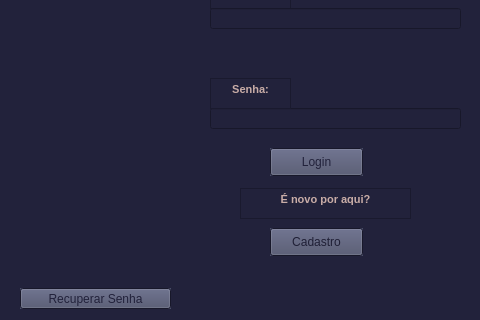
Above: src/assets/login.ui from mfernandaribeiro/Jogo_EngSoftware before the change; both pictures show x 0 to 480 and y 132 to 452 of the 686 by 452 pixel window. Below: the same form after it.
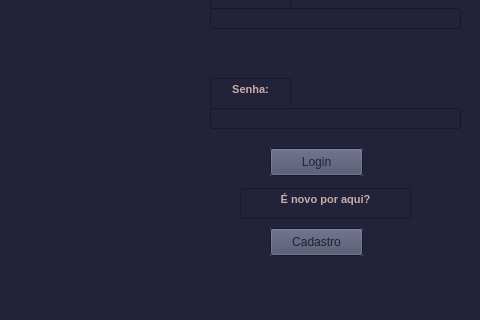
That is the form after the change.

The edit to the form file:
```diff
--- a/src/assets/login.ui
+++ b/src/assets/login.ui
@@ -2252,138 +2252,17 @@
     </palette>
    </property>
   </widget>
-  <widget class="QPushButton" name="pushButton_7">
+  <widget class="QLabel" name="label_3">
    <property name="geometry">
     <rect>
-     <x>20</x>
-     <y>420</y>
-     <width>151</width>
-     <height>21</height>
+     <x>310</x>
+     <y>90</y>
+     <width>55</width>
+     <height>16</height>
     </rect>
    </property>
-   <property name="palette">
-    <palette>
-     <active>
-      <colorrole role="Midlight">
-       <brush brushstyle="SolidPattern">
-        <color alpha="255">
-         <red>74</red>
-         <green>78</green>
-         <blue>105</blue>
-        </color>
-       </brush>
-      </colorrole>
-      <colorrole role="BrightText">
-       <brush brushstyle="SolidPattern">
-        <color alpha="255">
-         <red>74</red>
-         <green>78</green>
-         <blue>105</blue>
-        </color>
-       </brush>
-      </colorrole>
-      <colorrole role="ButtonText">
-       <brush brushstyle="SolidPattern">
-        <color alpha="255">
-         <red>33</red>
-         <green>33</green>
-         <blue>58</blue>
-        </color>
-       </brush>
-      </colorrole>
-      <colorrole role="HighlightedText">
-       <brush brushstyle="SolidPattern">
-        <color alpha="255">
-         <red>74</red>
-         <green>78</green>
-         <blue>105</blue>
-        </color>
-       </brush>
-      </colorrole>
-     </active>
-     <inactive>
-      <colorrole role="Midlight">
-       <brush brushstyle="SolidPattern">
-        <color alpha="255">
-         <red>74</red>
-         <green>78</green>
-         <blue>105</blue>
-        </color>
-       </brush>
-      </colorrole>
-      <colorrole role="BrightText">
-       <brush brushstyle="SolidPattern">
-        <color alpha="255">
-         <red>74</red>
-         <green>78</green>
-         <blue>105</blue>
-        </color>
-       </brush>
-      </colorrole>
-      <colorrole role="ButtonText">
-       <brush brushstyle="SolidPattern">
-        <color alpha="255">
-         <red>33</red>
-         <green>33</green>
-         <blue>58</blue>
-        </color>
-       </brush>
-      </colorrole>
-      <colorrole role="HighlightedText">
-       <brush brushstyle="SolidPattern">
-        <color alpha="255">
-         <red>74</red>
-         <green>78</green>
-         <blue>105</blue>
-        </color>
-       </brush>
-      </colorrole>
-     </inactive>
-     <disabled>
-      <colorrole role="Midlight">
-       <brush brushstyle="SolidPattern">
-        <color alpha="255">
-         <red>74</red>
-         <green>78</green>
-         <blue>105</blue>
-        </color>
-       </brush>
-      </colorrole>
-      <colorrole role="BrightText">
-       <brush brushstyle="SolidPattern">
-        <color alpha="255">
-         <red>74</red>
-         <green>78</green>
-         <blue>105</blue>
-        </color>
-       </brush>
-      </colorrole>
-      <colorrole role="ButtonText">
-       <brush brushstyle="SolidPattern">
-        <color alpha="255">
-         <red>74</red>
-         <green>78</green>
-         <blue>105</blue>
-        </color>
-       </brush>
-      </colorrole>
-      <colorrole role="HighlightedText">
-       <brush brushstyle="SolidPattern">
-        <color alpha="255">
-         <red>74</red>
-         <green>78</green>
-         <blue>105</blue>
-        </color>
-       </brush>
-      </colorrole>
-     </disabled>
-    </palette>
-   </property>
-   <property name="autoFillBackground">
-    <bool>true</bool>
-   </property>
    <property name="text">
-    <string>Recuperar Senha</string>
+    <string/>
    </property>
   </widget>
  </widget>
```
